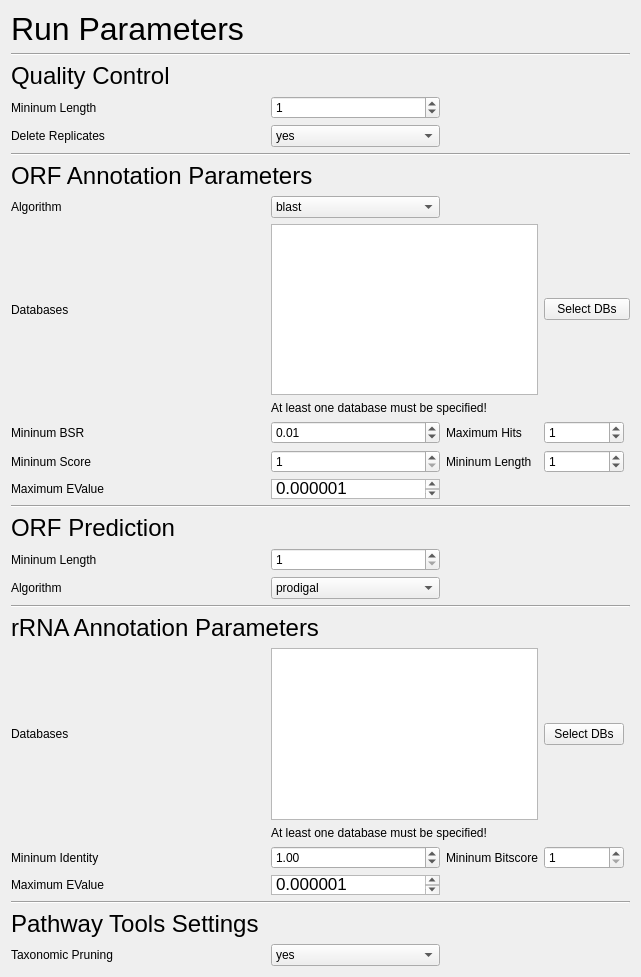
First picture: the form in SettingsTab.ui, repository hallamlab/MetaPathwaysGUI, before the edit.
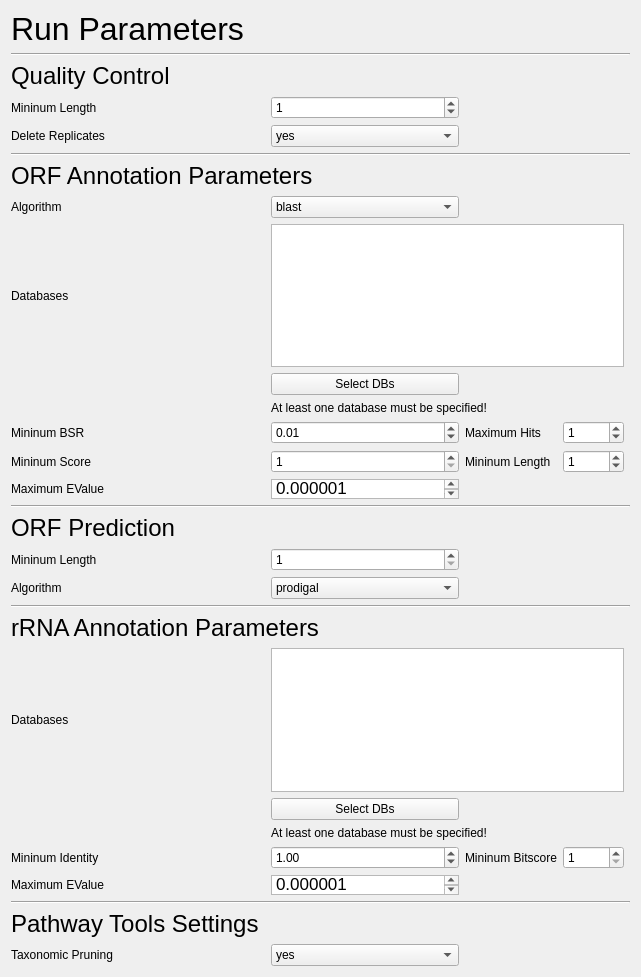
Second picture: the form after the edit.

Diff of the .ui file:
```diff
--- a/SettingsTab.ui
+++ b/SettingsTab.ui
@@ -14,24 +14,42 @@
    <string>Form</string>
   </property>
   <layout class="QGridLayout" name="gridLayout">
-   <item row="15" column="2">
-    <widget class="QSpinBox" name="annotationMIN_SCORE">
-     <property name="minimum">
-      <number>1</number>
-     </property>
-     <property name="maximum">
-      <number>10000</number>
+   <item row="27" column="2">
+    <widget class="QPushButton" name="rrnaREFDBSButton">
+     <property name="text">
+      <string>Select DBs</string>
      </property>
     </widget>
    </item>
-   <item row="30" column="0" colspan="2">
+   <item row="32" column="0" colspan="2">
     <widget class="QLabel" name="label_17">
      <property name="text">
       <string>Maximum EValue</string>
      </property>
     </widget>
    </item>
-   <item row="19" column="0" colspan="3">
+   <item row="19" column="0" colspan="7">
+    <widget class="Line" name="line_5">
+     <property name="orientation">
+      <enum>Qt::Horizontal</enum>
+     </property>
+    </widget>
+   </item>
+   <item row="30" column="0" colspan="2">
+    <widget class="QLabel" name="label_18">
+     <property name="text">
+      <string>Mininum Identity</string>
+     </property>
+    </widget>
+   </item>
+   <item row="16" column="3" colspan="2">
+    <widget class="QLabel" name="label_13">
+     <property name="text">
+      <string>Mininum Length</string>
+     </property>
+    </widget>
+   </item>
+   <item row="20" column="0" colspan="3">
     <widget class="QLabel" name="label_4">
      <property name="font">
       <font>
@@ -43,6 +61,199 @@
      </property>
     </widget>
    </item>
+   <item row="5" column="2">
+    <widget class="QSpinBox" name="quality_controlMIN_LENGTH">
+     <property name="maximum">
+      <number>99999999</number>
+     </property>
+     <property name="value">
+      <number>1</number>
+     </property>
+    </widget>
+   </item>
+   <item row="6" column="2">
+    <widget class="QComboBox" name="quality_controlDELETE_REPLICATES">
+     <item>
+      <property name="text">
+       <string>yes</string>
+      </property>
+     </item>
+     <item>
+      <property name="text">
+       <string>no</string>
+      </property>
+     </item>
+    </widget>
+   </item>
+   <item row="10" column="0">
+    <widget class="QLabel" name="label_8">
+     <property name="text">
+      <string>Algorithm</string>
+     </property>
+    </widget>
+   </item>
+   <item row="11" column="2" colspan="4">
+    <widget class="QTextEdit" name="annotationDBS">
+     <property name="verticalScrollBarPolicy">
+      <enum>Qt::ScrollBarAlwaysOff</enum>
+     </property>
+     <property name="horizontalScrollBarPolicy">
+      <enum>Qt::ScrollBarAlwaysOff</enum>
+     </property>
+     <property name="lineWrapMode">
+      <enum>QTextEdit::WidgetWidth</enum>
+     </property>
+    </widget>
+   </item>
+   <item row="16" column="5">
+    <widget class="QSpinBox" name="annotationMIN_LENGTH">
+     <property name="maximum">
+      <number>1000</number>
+     </property>
+     <property name="value">
+      <number>1</number>
+     </property>
+    </widget>
+   </item>
+   <item row="36" column="0" colspan="2">
+    <widget class="QLabel" name="label_21">
+     <property name="text">
+      <string>Taxonomic Pruning</string>
+     </property>
+    </widget>
+   </item>
+   <item row="30" column="3" colspan="2">
+    <widget class="QLabel" name="label_19">
+     <property name="text">
+      <string>Mininum Bitscore</string>
+     </property>
+    </widget>
+   </item>
+   <item row="21" column="2">
+    <widget class="QSpinBox" name="orf_predictionMIN_LENGTH">
+     <property name="minimum">
+      <number>1</number>
+     </property>
+     <property name="maximum">
+      <number>10000</number>
+     </property>
+    </widget>
+   </item>
+   <item row="21" column="0" colspan="2">
+    <widget class="QLabel" name="label_6">
+     <property name="text">
+      <string>Mininum Length</string>
+     </property>
+    </widget>
+   </item>
+   <item row="22" column="0" colspan="2">
+    <widget class="QLabel" name="label_5">
+     <property name="text">
+      <string>Algorithm</string>
+     </property>
+    </widget>
+   </item>
+   <item row="22" column="2">
+    <widget class="QComboBox" name="orf_predictionALGORITHM">
+     <item>
+      <property name="text">
+       <string>prodigal</string>
+      </property>
+     </item>
+    </widget>
+   </item>
+   <item row="13" column="2" colspan="2">
+    <widget class="QLabel" name="annotationDBSWarning">
+     <property name="text">
+      <string>At least one database must be specified!</string>
+     </property>
+    </widget>
+   </item>
+   <item row="17" column="2">
+    <widget class="QTextEdit" name="annotationMAX_EVALUE">
+     <property name="minimumSize">
+      <size>
+       <width>139</width>
+       <height>0</height>
+      </size>
+     </property>
+     <property name="maximumSize">
+      <size>
+       <width>16777215</width>
+       <height>20</height>
+      </size>
+     </property>
+     <property name="html">
+      <string>&lt;!DOCTYPE HTML PUBLIC &quot;-//W3C//DTD HTML 4.0//EN&quot; &quot;http://www.w3.org/TR/REC-html40/strict.dtd&quot;&gt;
+&lt;html&gt;&lt;head&gt;&lt;meta name=&quot;qrichtext&quot; content=&quot;1&quot; /&gt;&lt;style type=&quot;text/css&quot;&gt;
+p, li { white-space: pre-wrap; }
+&lt;/style&gt;&lt;/head&gt;&lt;body style=&quot; font-family:'Lucida Grande'; font-size:13pt; font-weight:400; font-style:normal;&quot;&gt;
+&lt;p style=&quot; margin-top:0px; margin-bottom:0px; margin-left:0px; margin-right:0px; -qt-block-indent:0; text-indent:0px;&quot;&gt;0.000001&lt;/p&gt;&lt;/body&gt;&lt;/html&gt;</string>
+     </property>
+    </widget>
+   </item>
+   <item row="17" column="0">
+    <widget class="QLabel" name="label_11">
+     <property name="text">
+      <string>Maximum EValue</string>
+     </property>
+    </widget>
+   </item>
+   <item row="26" column="2" colspan="4">
+    <widget class="QTextEdit" name="rrnaREFDBS">
+     <property name="verticalScrollBarPolicy">
+      <enum>Qt::ScrollBarAlwaysOff</enum>
+     </property>
+     <property name="horizontalScrollBarPolicy">
+      <enum>Qt::ScrollBarAlwaysOff</enum>
+     </property>
+     <property name="lineWrapMode">
+      <enum>QTextEdit::WidgetWidth</enum>
+     </property>
+    </widget>
+   </item>
+   <item row="14" column="2">
+    <widget class="QDoubleSpinBox" name="annotationMIN_BSR">
+     <property name="minimum">
+      <double>0.000000000000000</double>
+     </property>
+     <property name="maximum">
+      <double>1.000000000000000</double>
+     </property>
+     <property name="singleStep">
+      <double>0.010000000000000</double>
+     </property>
+     <property name="value">
+      <double>0.010000000000000</double>
+     </property>
+    </widget>
+   </item>
+   <item row="8" column="0" colspan="7">
+    <widget class="Line" name="line">
+     <property name="orientation">
+      <enum>Qt::Horizontal</enum>
+     </property>
+    </widget>
+   </item>
+   <item row="28" column="2" colspan="3">
+    <widget class="QLabel" name="rrnaREFDBSWarning">
+     <property name="text">
+      <string>At least one database must be specified!</string>
+     </property>
+    </widget>
+   </item>
+   <item row="24" column="0" colspan="4">
+    <widget class="QLabel" name="label_15">
+     <property name="font">
+      <font>
+       <pointsize>18</pointsize>
+      </font>
+     </property>
+     <property name="text">
+      <string>rRNA Annotation Parameters</string>
+     </property>
+    </widget>
+   </item>
    <item row="9" column="0" colspan="4">
     <widget class="QLabel" name="label_7">
      <property name="font">
@@ -55,46 +266,7 @@
      </property>
     </widget>
    </item>
-   <item row="13" column="2">
-    <widget class="QDoubleSpinBox" name="annotationMIN_BSR">
-     <property name="minimum">
-      <double>0.000000000000000</double>
-     </property>
-     <property name="maximum">
-      <double>1.000000000000000</double>
-     </property>
-     <property name="singleStep">
-      <double>0.010000000000000</double>
-     </property>
-     <property name="value">
-      <double>0.010000000000000</double>
-     </property>
-    </widget>
-   </item>
-   <item row="28" column="5">
-    <widget class="QSpinBox" name="rrnaMIN_BITSCORE">
-     <property name="minimum">
-      <number>1</number>
-     </property>
-     <property name="maximum">
-      <number>10000</number>
-     </property>
-    </widget>
-   </item>
-   <item row="25" column="2" colspan="3">
-    <widget class="QTextEdit" name="rrnaREFDBS">
-     <property name="verticalScrollBarPolicy">
-      <enum>Qt::ScrollBarAlwaysOff</enum>
-     </property>
-     <property name="horizontalScrollBarPolicy">
-      <enum>Qt::ScrollBarAlwaysOff</enum>
-     </property>
-     <property name="lineWrapMode">
-      <enum>QTextEdit::WidgetWidth</enum>
-     </property>
-    </widget>
-   </item>
-   <item row="28" column="2">
+   <item row="30" column="2">
     <widget class="QDoubleSpinBox" name="rrnaMIN_IDENTITY">
      <property name="decimals">
       <number>2</number>
@@ -110,52 +282,116 @@
      </property>
     </widget>
    </item>
-   <item row="28" column="0" colspan="2">
-    <widget class="QLabel" name="label_18">
+   <item row="2" column="0" colspan="3">
+    <widget class="QLabel" name="label">
+     <property name="font">
+      <font>
+       <pointsize>18</pointsize>
+      </font>
+     </property>
      <property name="text">
-      <string>Mininum Identity</string>
+      <string>Quality Control</string>
      </property>
     </widget>
    </item>
-   <item row="5" column="2">
-    <widget class="QSpinBox" name="quality_controlMIN_LENGTH">
-     <property name="maximum">
-      <number>99999999</number>
+   <item row="35" column="0">
+    <widget class="QLabel" name="label_20">
+     <property name="font">
+      <font>
+       <pointsize>18</pointsize>
+      </font>
      </property>
-     <property name="value">
-      <number>1</number>
+     <property name="text">
+      <string>Pathway Tools Settings</string>
      </property>
     </widget>
    </item>
-   <item row="6" column="2">
-    <widget class="QComboBox" name="quality_controlDELETE_REPLICATES">
-     <item>
-      <property name="text">
-       <string>yes</string>
-      </property>
-     </item>
-     <item>
-      <property name="text">
-       <string>no</string>
-      </property>
-     </item>
+   <item row="32" column="2">
+    <widget class="QTextEdit" name="rrnaMAX_EVALUE">
+     <property name="maximumSize">
+      <size>
+       <width>16777215</width>
+       <height>20</height>
+      </size>
+     </property>
+     <property name="html">
+      <string>&lt;!DOCTYPE HTML PUBLIC &quot;-//W3C//DTD HTML 4.0//EN&quot; &quot;http://www.w3.org/TR/REC-html40/strict.dtd&quot;&gt;
+&lt;html&gt;&lt;head&gt;&lt;meta name=&quot;qrichtext&quot; content=&quot;1&quot; /&gt;&lt;style type=&quot;text/css&quot;&gt;
+p, li { white-space: pre-wrap; }
+&lt;/style&gt;&lt;/head&gt;&lt;body style=&quot; font-family:'Lucida Grande'; font-size:13pt; font-weight:400; font-style:normal;&quot;&gt;
+&lt;p style=&quot; margin-top:0px; margin-bottom:0px; margin-left:0px; margin-right:0px; -qt-block-indent:0; text-indent:0px;&quot;&gt;0.000001&lt;/p&gt;&lt;/body&gt;&lt;/html&gt;</string>
+     </property>
     </widget>
    </item>
-   <item row="15" column="3" colspan="2">
-    <widget class="QLabel" name="label_13">
+   <item row="1" column="0" colspan="7">
+    <widget class="Line" name="line_2">
+     <property name="orientation">
+      <enum>Qt::Horizontal</enum>
+     </property>
+    </widget>
+   </item>
+   <item row="6" column="0" colspan="2">
+    <widget class="QLabel" name="label_3">
+     <property name="text">
+      <string>Delete Replicates</string>
+     </property>
+    </widget>
+   </item>
+   <item row="5" column="0" colspan="2">
+    <widget class="QLabel" name="label_2">
      <property name="text">
       <string>Mininum Length</string>
      </property>
     </widget>
    </item>
-   <item row="25" column="0">
+   <item row="14" column="0">
+    <widget class="QLabel" name="label_10">
+     <property name="text">
+      <string>Mininum BSR</string>
+     </property>
+    </widget>
+   </item>
+   <item row="14" column="5">
+    <widget class="QSpinBox" name="annotationMAX_HITS">
+     <property name="minimum">
+      <number>0</number>
+     </property>
+     <property name="maximum">
+      <number>1000</number>
+     </property>
+     <property name="value">
+      <number>1</number>
+     </property>
+    </widget>
+   </item>
+   <item row="16" column="2">
+    <widget class="QSpinBox" name="annotationMIN_SCORE">
+     <property name="minimum">
+      <number>1</number>
+     </property>
+     <property name="maximum">
+      <number>10000</number>
+     </property>
+    </widget>
+   </item>
+   <item row="30" column="5">
+    <widget class="QSpinBox" name="rrnaMIN_BITSCORE">
+     <property name="minimum">
+      <number>1</number>
+     </property>
+     <property name="maximum">
+      <number>10000</number>
+     </property>
+    </widget>
+   </item>
+   <item row="26" column="0">
     <widget class="QLabel" name="label_16">
      <property name="text">
       <string>Databases</string>
      </property>
     </widget>
    </item>
-   <item row="31" column="0" colspan="7">
+   <item row="33" column="0" colspan="7">
     <widget class="Line" name="line_4">
      <property name="orientation">
       <enum>Qt::Horizontal</enum>
@@ -195,59 +431,14 @@
      </property>
     </widget>
    </item>
-   <item row="22" column="0" colspan="7">
+   <item row="23" column="0" colspan="7">
     <widget class="Line" name="line_3">
      <property name="orientation">
       <enum>Qt::Horizontal</enum>
      </property>
     </widget>
    </item>
-   <item row="23" column="0" colspan="4">
-    <widget class="QLabel" name="label_15">
-     <property name="font">
-      <font>
-       <pointsize>18</pointsize>
-      </font>
-     </property>
-     <property name="text">
-      <string>rRNA Annotation Parameters</string>
-     </property>
-    </widget>
-   </item>
-   <item row="26" column="2" colspan="3">
-    <widget class="QLabel" name="rrnaREFDBSWarning">
-     <property name="text">
-      <string>At least one database must be specified!</string>
-     </property>
-    </widget>
-   </item>
-   <item row="1" column="0" colspan="7">
-    <widget class="Line" name="line_2">
-     <property name="orientation">
-      <enum>Qt::Horizontal</enum>
-     </property>
-    </widget>
-   </item>
-   <item row="8" column="0" colspan="7">
-    <widget class="Line" name="line">
-     <property name="orientation">
-      <enum>Qt::Horizontal</enum>
-     </property>
-    </widget>
-   </item>
-   <item row="2" column="0" colspan="3">
-    <widget class="QLabel" name="label">
-     <property name="font">
-      <font>
-       <pointsize>18</pointsize>
-      </font>
-     </property>
-     <property name="text">
-      <string>Quality Control</string>
-     </property>
-    </widget>
-   </item>
-   <item row="34" column="2">
+   <item row="36" column="2">
     <widget class="QComboBox" name="ptools_settingsTAXONOMIC_PRUNING">
      <item>
       <property name="text">
@@ -261,218 +452,27 @@
      </item>
     </widget>
    </item>
-   <item row="10" column="0">
-    <widget class="QLabel" name="label_8">
-     <property name="text">
-      <string>Algorithm</string>
-     </property>
-    </widget>
-   </item>
-   <item row="15" column="0">
+   <item row="16" column="0">
     <widget class="QLabel" name="label_12">
      <property name="text">
       <string>Mininum Score</string>
      </property>
     </widget>
    </item>
-   <item row="13" column="0">
-    <widget class="QLabel" name="label_10">
-     <property name="text">
-      <string>Mininum BSR</string>
-     </property>
-    </widget>
-   </item>
-   <item row="18" column="0" colspan="7">
-    <widget class="Line" name="line_5">
-     <property name="orientation">
-      <enum>Qt::Horizontal</enum>
-     </property>
-    </widget>
-   </item>
-   <item row="33" column="0">
-    <widget class="QLabel" name="label_20">
-     <property name="font">
-      <font>
-       <pointsize>18</pointsize>
-      </font>
-     </property>
-     <property name="text">
-      <string>Pathway Tools Settings</string>
-     </property>
-    </widget>
-   </item>
-   <item row="6" column="0" colspan="2">
-    <widget class="QLabel" name="label_3">
-     <property name="text">
-      <string>Delete Replicates</string>
-     </property>
-    </widget>
-   </item>
-   <item row="25" column="5">
-    <widget class="QPushButton" name="rrnaREFDBSButton">
-     <property name="text">
-      <string>Select DBs</string>
-     </property>
-    </widget>
-   </item>
-   <item row="5" column="0" colspan="2">
-    <widget class="QLabel" name="label_2">
-     <property name="text">
-      <string>Mininum Length</string>
-     </property>
-    </widget>
-   </item>
-   <item row="30" column="2">
-    <widget class="QTextEdit" name="rrnaMAX_EVALUE">
-     <property name="maximumSize">
-      <size>
-       <width>16777215</width>
-       <height>20</height>
-      </size>
-     </property>
-     <property name="html">
-      <string>&lt;!DOCTYPE HTML PUBLIC &quot;-//W3C//DTD HTML 4.0//EN&quot; &quot;http://www.w3.org/TR/REC-html40/strict.dtd&quot;&gt;
-&lt;html&gt;&lt;head&gt;&lt;meta name=&quot;qrichtext&quot; content=&quot;1&quot; /&gt;&lt;style type=&quot;text/css&quot;&gt;
-p, li { white-space: pre-wrap; }
-&lt;/style&gt;&lt;/head&gt;&lt;body style=&quot; font-family:'Lucida Grande'; font-size:13pt; font-weight:400; font-style:normal;&quot;&gt;
-&lt;p style=&quot; margin-top:0px; margin-bottom:0px; margin-left:0px; margin-right:0px; -qt-block-indent:0; text-indent:0px;&quot;&gt;0.000001&lt;/p&gt;&lt;/body&gt;&lt;/html&gt;</string>
-     </property>
-    </widget>
-   </item>
-   <item row="13" column="3">
+   <item row="14" column="3">
     <widget class="QLabel" name="label_14">
      <property name="text">
       <string>Maximum Hits</string>
      </property>
     </widget>
    </item>
-   <item row="13" column="5">
-    <widget class="QSpinBox" name="annotationMAX_HITS">
-     <property name="minimum">
-      <number>0</number>
-     </property>
-     <property name="maximum">
-      <number>1000</number>
-     </property>
-     <property name="value">
-      <number>1</number>
-     </property>
-    </widget>
-   </item>
-   <item row="11" column="5" colspan="2">
+   <item row="12" column="2">
     <widget class="QPushButton" name="annotationDBSButton">
      <property name="text">
       <string>Select DBs</string>
      </property>
     </widget>
    </item>
-   <item row="11" column="2" colspan="3">
-    <widget class="QTextEdit" name="annotationDBS">
-     <property name="verticalScrollBarPolicy">
-      <enum>Qt::ScrollBarAlwaysOff</enum>
-     </property>
-     <property name="horizontalScrollBarPolicy">
-      <enum>Qt::ScrollBarAlwaysOff</enum>
-     </property>
-     <property name="lineWrapMode">
-      <enum>QTextEdit::WidgetWidth</enum>
-     </property>
-    </widget>
-   </item>
-   <item row="15" column="5">
-    <widget class="QSpinBox" name="annotationMIN_LENGTH">
-     <property name="maximum">
-      <number>1000</number>
-     </property>
-     <property name="value">
-      <number>1</number>
-     </property>
-    </widget>
-   </item>
-   <item row="34" column="0" colspan="2">
-    <widget class="QLabel" name="label_21">
-     <property name="text">
-      <string>Taxonomic Pruning</string>
-     </property>
-    </widget>
-   </item>
-   <item row="28" column="3" colspan="2">
-    <widget class="QLabel" name="label_19">
-     <property name="text">
-      <string>Mininum Bitscore</string>
-     </property>
-    </widget>
-   </item>
-   <item row="20" column="2">
-    <widget class="QSpinBox" name="orf_predictionMIN_LENGTH">
-     <property name="minimum">
-      <number>1</number>
-     </property>
-     <property name="maximum">
-      <number>10000</number>
-     </property>
-    </widget>
-   </item>
-   <item row="20" column="0" colspan="2">
-    <widget class="QLabel" name="label_6">
-     <property name="text">
-      <string>Mininum Length</string>
-     </property>
-    </widget>
-   </item>
-   <item row="21" column="0" colspan="2">
-    <widget class="QLabel" name="label_5">
-     <property name="text">
-      <string>Algorithm</string>
-     </property>
-    </widget>
-   </item>
-   <item row="21" column="2">
-    <widget class="QComboBox" name="orf_predictionALGORITHM">
-     <item>
-      <property name="text">
-       <string>prodigal</string>
-      </property>
-     </item>
-    </widget>
-   </item>
-   <item row="12" column="2" colspan="2">
-    <widget class="QLabel" name="annotationDBSWarning">
-     <property name="text">
-      <string>At least one database must be specified!</string>
-     </property>
-    </widget>
-   </item>
-   <item row="16" column="2">
-    <widget class="QTextEdit" name="annotationMAX_EVALUE">
-     <property name="minimumSize">
-      <size>
-       <width>139</width>
-       <height>0</height>
-      </size>
-     </property>
-     <property name="maximumSize">
-      <size>
-       <width>16777215</width>
-       <height>20</height>
-      </size>
-     </property>
-     <property name="html">
-      <string>&lt;!DOCTYPE HTML PUBLIC &quot;-//W3C//DTD HTML 4.0//EN&quot; &quot;http://www.w3.org/TR/REC-html40/strict.dtd&quot;&gt;
-&lt;html&gt;&lt;head&gt;&lt;meta name=&quot;qrichtext&quot; content=&quot;1&quot; /&gt;&lt;style type=&quot;text/css&quot;&gt;
-p, li { white-space: pre-wrap; }
-&lt;/style&gt;&lt;/head&gt;&lt;body style=&quot; font-family:'Lucida Grande'; font-size:13pt; font-weight:400; font-style:normal;&quot;&gt;
-&lt;p style=&quot; margin-top:0px; margin-bottom:0px; margin-left:0px; margin-right:0px; -qt-block-indent:0; text-indent:0px;&quot;&gt;0.000001&lt;/p&gt;&lt;/body&gt;&lt;/html&gt;</string>
-     </property>
-    </widget>
-   </item>
-   <item row="16" column="0">
-    <widget class="QLabel" name="label_11">
-     <property name="text">
-      <string>Maximum EValue</string>
-     </property>
-    </widget>
-   </item>
   </layout>
  </widget>
  <tabstops>
```
Left out of the diff: 2 changed lines with no effect on the pictures.
